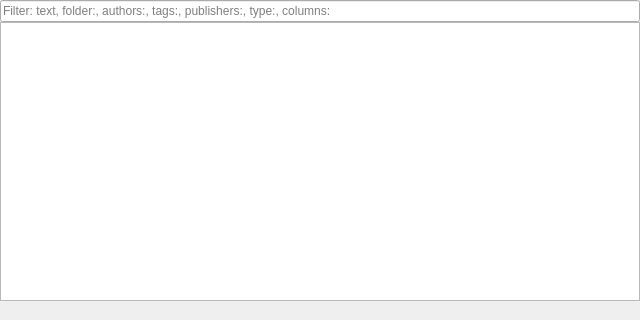
Before: the Qt Designer form packages/rehuco-agent/src/rehuco_agent/rehuco/rehuco_browser_panel.ui in borco/rehuco, drawn with Qt 5.
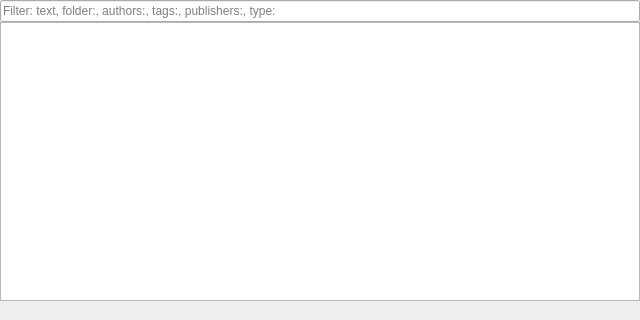
After: the same form once the commit is applied.

Commit message: refs #379: feat: every cache column in the table browser, a format-version column, header-only columns and rows updated in place

Diff of the .ui file:
```diff
--- a/packages/rehuco-agent/src/rehuco_agent/rehuco/rehuco_browser_panel.ui
+++ b/packages/rehuco-agent/src/rehuco_agent/rehuco/rehuco_browser_panel.ui
@@ -29,7 +29,7 @@
    <item>
     <widget class="QLineEdit" name="filter_edit">
      <property name="placeholderText">
-      <string>Filter: text, folder:, authors:, tags:, publishers:, type:, columns:</string>
+      <string>Filter: text, folder:, authors:, tags:, publishers:, type:</string>
      </property>
     </widget>
    </item>
```
Left out of the diff: 2 changed lines with no effect on the pictures. The commit also changes 21 other files.
